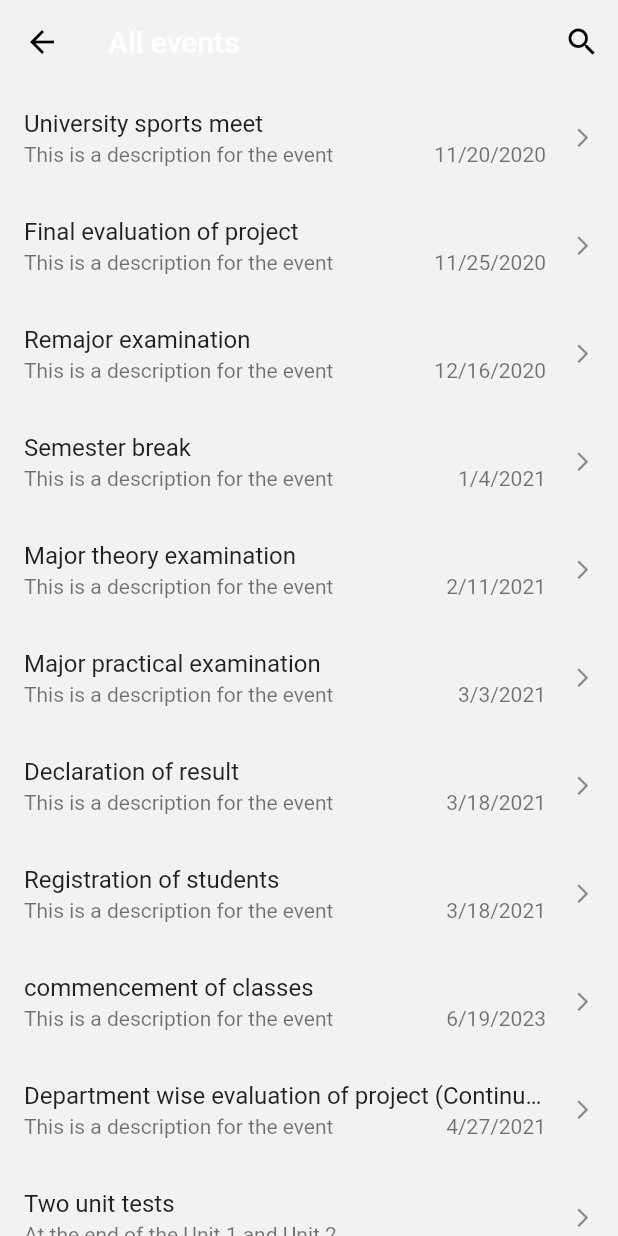
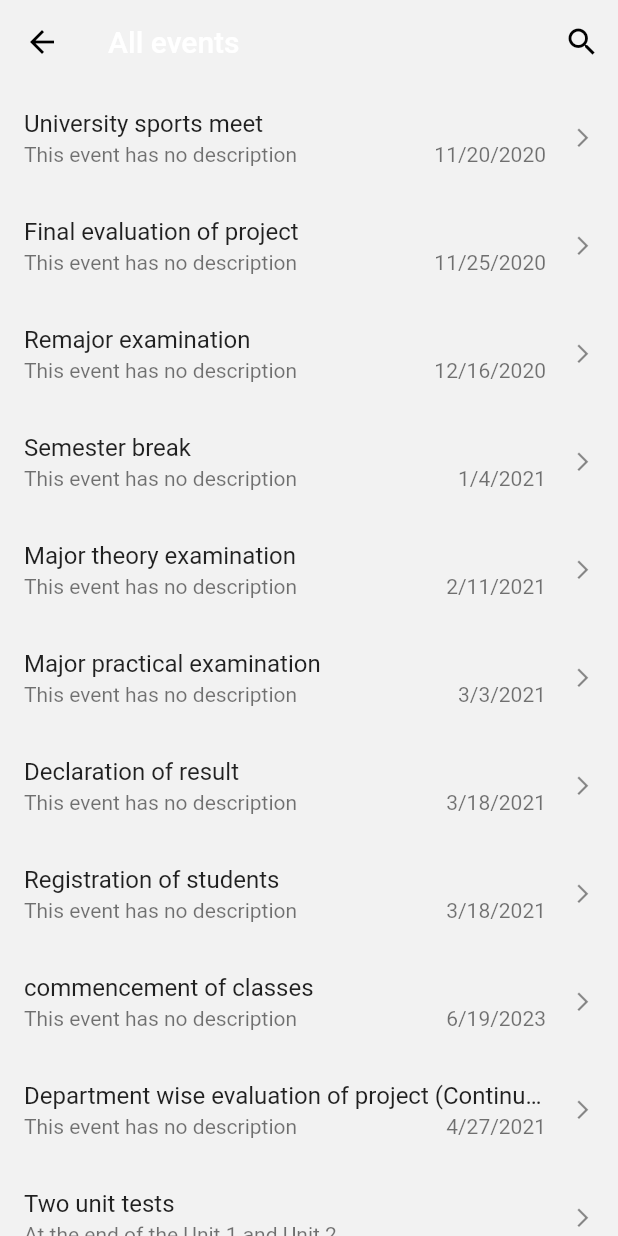
Before and after one commit to dipanshparmar/cpuh-client-app, a Flutter app: the AllEventsPage screen opened by its route, scrolled down 576 dp, on a phone screen of 412 x 824 dp. Run offline on Flutter 3.47's test engine with Material 2 defaults, Android fonts, the light colour scheme and no system bars; our stand-ins replace share_plus, table_calendar.

Commit message:
refactored events

```diff
--- a/lib/utils/events.dart
+++ b/lib/utils/events.dart
@@ -2,10 +2,6 @@ import 'package:flutter/material.dart';
 
 // models
 import '../models/models.dart';
-
-// temporary variables
-const desc = 'This is a description for the event';
-const defaultImageUrl = 'assets/images/default.png';
 
 // ! Don't edit anything other than the events
 // * Date format: year, month, day
@@ -14,37 +10,31 @@ List<Event> events = [
   Event(
     key: UniqueKey(),
     title: 'Registration/Orientation (Old students)',
-    description: desc,
     day: DateTime(2020, 7, 30),
   ),
   Event(
     key: UniqueKey(),
     title: 'Registration/Orientation (New students)',
-    description: desc,
     day: DateTime(2020, 9, 16),
   ),
   Event(
     key: UniqueKey(),
     title: 'Commencement of Classes (Old students)',
-    description: desc,
     day: DateTime(2020, 8, 1),
   ),
   Event(
     key: UniqueKey(),
     title: 'Commencement of Classes (New Students)',
-    description: desc,
     day: DateTime(2020, 9, 28),
   ),
   Event(
     key: UniqueKey(),
     title: 'Convocation',
-    description: desc,
     imageUrl: 'assets/images/convocation.jpg',
   ),
   Event(
     key: UniqueKey(),
     title: 'Registration for project (UG students final year)',
-    description: desc,
     day: DateTime(2020, 9, 17),
   ),
   Event(
@@ -55,67 +45,56 @@ List<Event> events = [
   Event(
     key: UniqueKey(),
     title: 'Department wise evaluation of project',
-    description: desc,
     day: DateTime(2020, 11, 10),
   ),
   Event(
     key: UniqueKey(),
     title: 'University sports meet',
-    description: desc,
     day: DateTime(2020, 11, 20),
   ),
   Event(
     key: UniqueKey(),
     title: 'Final evaluation of project',
-    description: desc,
     day: DateTime(2020, 11, 25),
   ),
   Event(
     key: UniqueKey(),
     title: 'Remajor examination',
-    description: desc,
     day: DateTime(2020, 12, 16),
   ),
   Event(
     key: UniqueKey(),
     title: 'Semester break',
-    description: desc,
     day: DateTime(2021, 1, 4),
   ),
   Event(
     key: UniqueKey(),
     title: 'Major theory examination',
-    description: desc,
     day: DateTime(2021, 2, 11),
   ),
   Event(
     key: UniqueKey(),
     title: 'Major practical examination',
-    description: desc,
     day: DateTime(2021, 3, 3),
   ),
   Event(
     key: UniqueKey(),
     title: 'Declaration of result',
-    description: desc,
     day: DateTime(2021, 3, 18),
   ),
   Event(
     key: UniqueKey(),
     title: 'Registration of students',
-    description: desc,
     day: DateTime(2021, 3, 18),
   ),
   Event(
     key: UniqueKey(),
     title: 'commencement of classes',
-    description: desc,
     day: DateTime(2021, 30, 19),
   ),
   Event(
     key: UniqueKey(),
     title: 'Department wise evaluation of project (Continued...)',
-    description: desc,
     day: DateTime(2021, 4, 27),
   ),
   Event(
@@ -126,48 +105,40 @@ List<Event> events = [
   Event(
     key: UniqueKey(),
     title: 'Innovation Day (Final evaluation of project)',
-    description: desc,
   ),
   Event(
     key: UniqueKey(),
     title: 'Annual Cultural Festival - Annant',
-    description: desc,
     imageUrl: 'assets/images/annant.jpg',
   ),
   Event(
     key: UniqueKey(),
     title: 'Major Practical examination',
-    description: desc,
     day: DateTime(2021, 7, 14),
   ),
   Event(
     key: UniqueKey(),
     title: 'Major theory examination',
-    description: desc,
     day: DateTime(2021, 7, 20),
   ),
   Event(
     key: UniqueKey(),
     title: 'Declaration of Result',
-    description: desc,
     day: DateTime(2021, 8, 11),
   ),
   Event(
     key: UniqueKey(),
     title: 'Semester break',
-    description: desc,
     day: DateTime(2021, 8, 11),
   ),
   Event(
     key: UniqueKey(),
     title: 'Preparatory Classes for Remajor Examination',
-    description: desc,
     day: DateTime(2021, 8, 16),
   ),
   Event(
     key: UniqueKey(),
     title: 'Remajor Examination',
-    description: desc,
     day: DateTime(2021, 8, 23),
   ),
 ];
```
